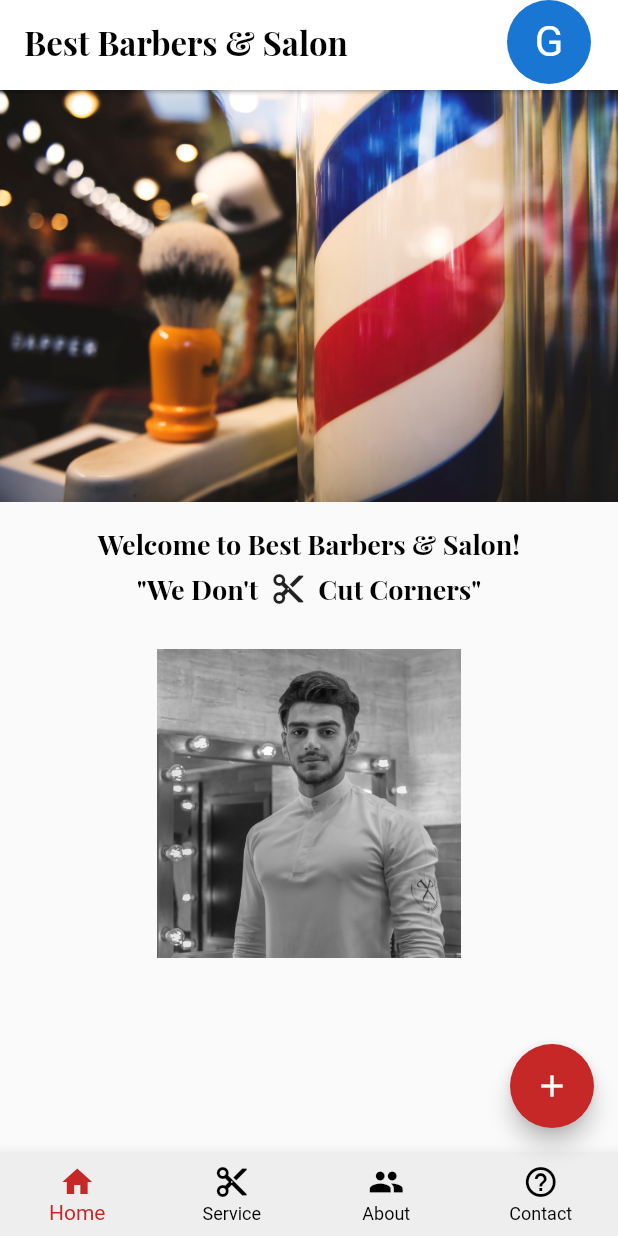
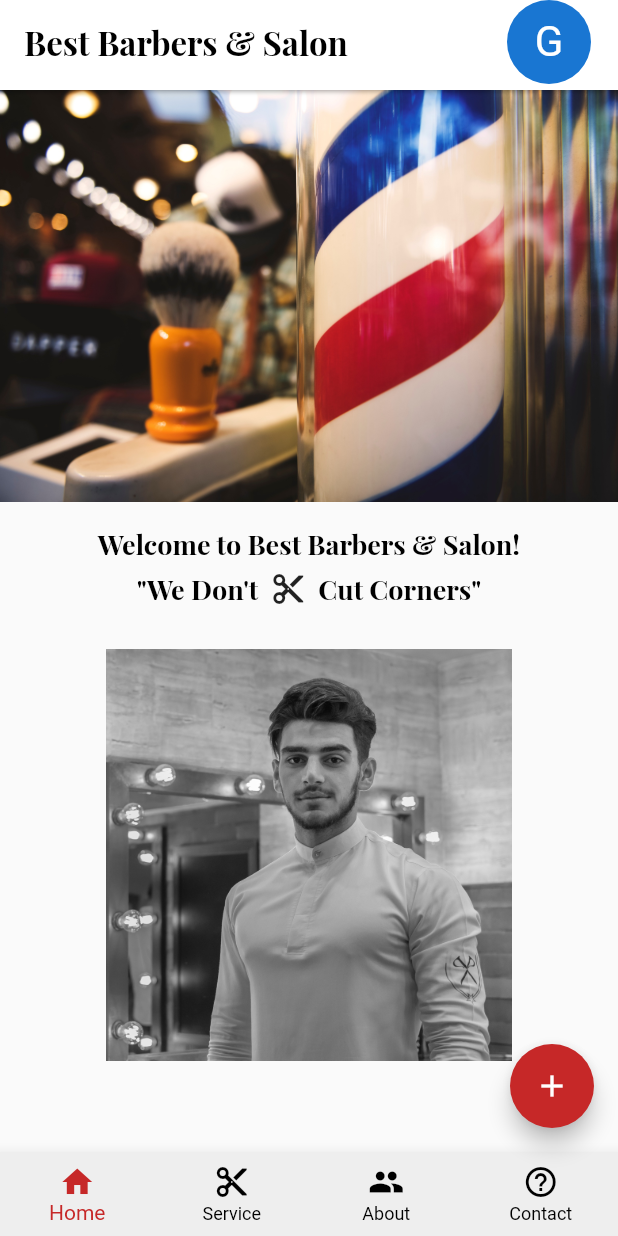
Before and after one commit to BrianNewell/appt-app-flutter, a Flutter app: the screen it shows after launch, on a phone screen of 412 x 824 dp. Run offline on Flutter 3.47's test engine with Material 2 defaults, Android fonts, the phone set to English and light mode, and no system bars; drawn by our look-alikes of carousel_slider; our stand-ins replace firebase_auth, google_maps_flutter, google_sign_in, shimmer; missing offline and left inert: flutter_facebook_login; accounts and stored records are empty.

```diff
--- a/lib/main.dart
+++ b/lib/main.dart
@@ -34,6 +34,7 @@ class MainApp extends StatelessWidget {
         ),
       ],
       child: MaterialApp(
+        debugShowCheckedModeBanner: false,
         title: 'Appt App',
         theme: new ThemeData(
           primaryColor: Colors.white,
--- a/lib/routes/landing_page.dart
+++ b/lib/routes/landing_page.dart
@@ -70,7 +70,7 @@ class LandingPageBody extends StatelessWidget {
         return Container(
           padding: EdgeInsets.only(top: 10),
           child: CarouselSlider(
-            height: MediaQuery.of(context).size.height / 4,
+            height: MediaQuery.of(context).size.height / 3,
             viewportFraction: .9,
             enlargeCenterPage: true,
             autoPlay: true,
```
Also changed, not shown: 3 other files.
